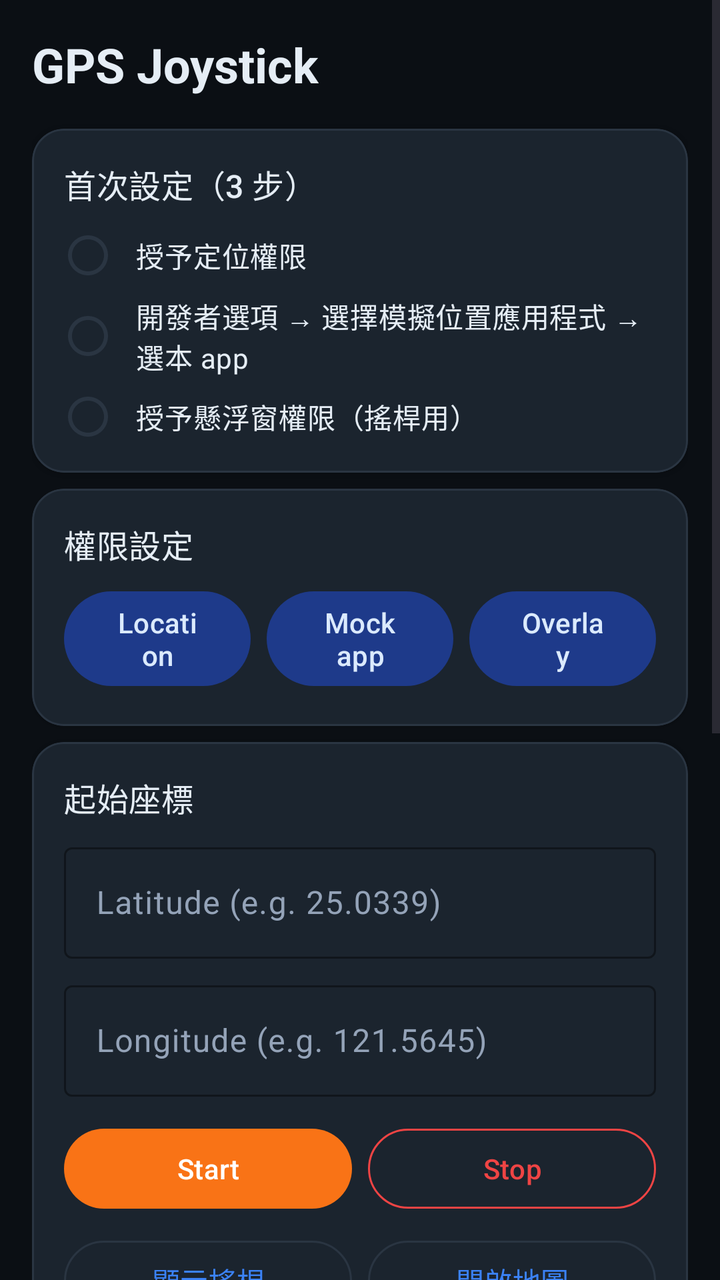
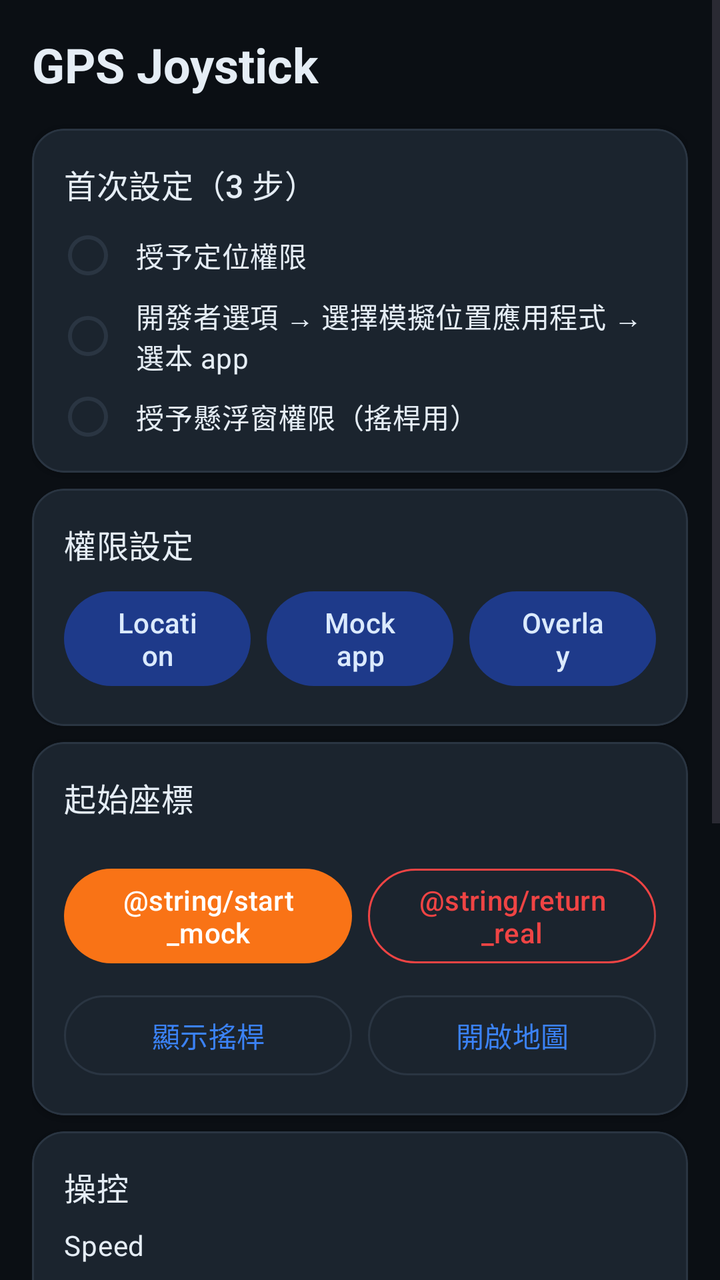

Before-and-after screenshots of an Android layout around one commit, followed by the original layout XML and the change that was made.
<!-- AndroidManifest.xml: application theme Theme.GpsJoystick -->
<!-- res/layout/activity_main.xml -->
<?xml version="1.0" encoding="utf-8"?>
<ScrollView xmlns:android="http://schemas.android.com/apk/res/android"
    xmlns:app="http://schemas.android.com/apk/res-auto"
    android:layout_width="match_parent"
    android:layout_height="match_parent"
    android:background="?android:attr/colorBackground"
    android:fitsSystemWindows="true"
    android:clipToPadding="false">

    <LinearLayout
        android:layout_width="match_parent"
        android:layout_height="wrap_content"
        android:orientation="vertical"
        android:padding="16dp">

        <TextView
            android:layout_width="wrap_content"
            android:layout_height="wrap_content"
            android:text="@string/app_name"
            android:textAppearance="@style/TextAppearance.GpsJoystick.Headline"
            android:paddingBottom="8dp" />

        
        <com.google.android.material.card.MaterialCardView
            android:id="@+id/onboardingCard"
            style="@style/Widget.GpsJoystick.Card"
            android:layout_width="match_parent"
            android:layout_height="wrap_content"
            android:layout_marginTop="8dp">

            <LinearLayout
                android:layout_width="match_parent"
                android:layout_height="wrap_content"
                android:orientation="vertical">

                <TextView
                    android:id="@+id/onboardingTitle"
                    android:layout_width="match_parent"
                    android:layout_height="wrap_content"
                    android:text="@string/onboarding_title"
                    android:textAppearance="@style/TextAppearance.GpsJoystick.Title" />

                <LinearLayout
                    android:layout_width="match_parent"
                    android:layout_height="wrap_content"
                    android:orientation="horizontal"
                    android:gravity="center_vertical"
                    android:layout_marginTop="12dp">

                    <ImageView
                        android:id="@+id/stepIcon1"
                        android:layout_width="24dp"
                        android:layout_height="24dp"
                        android:src="@drawable/ic_step_todo"
                        android:contentDescription="@string/onboarding_step1" />

                    <TextView
                        android:layout_width="match_parent"
                        android:layout_height="wrap_content"
                        android:layout_marginStart="12dp"
                        android:text="@string/onboarding_step1"
                        android:textAppearance="@style/TextAppearance.GpsJoystick.Body" />
                </LinearLayout>

                <LinearLayout
                    android:layout_width="match_parent"
                    android:layout_height="wrap_content"
                    android:orientation="horizontal"
                    android:gravity="center_vertical"
                    android:layout_marginTop="8dp">

                    <ImageView
                        android:id="@+id/stepIcon2"
                        android:layout_width="24dp"
                        android:layout_height="24dp"
                        android:src="@drawable/ic_step_todo"
                        android:contentDescription="@string/onboarding_step2" />

                    <TextView
                        android:layout_width="match_parent"
                        android:layout_height="wrap_content"
                        android:layout_marginStart="12dp"
                        android:text="@string/onboarding_step2"
                        android:textAppearance="@style/TextAppearance.GpsJoystick.Body" />
                </LinearLayout>

                <LinearLayout
                    android:layout_width="match_parent"
                    android:layout_height="wrap_content"
                    android:orientation="horizontal"
                    android:gravity="center_vertical"
                    android:layout_marginTop="8dp">

                    <ImageView
                        android:id="@+id/stepIcon3"
                        android:layout_width="24dp"
                        android:layout_height="24dp"
                        android:src="@drawable/ic_step_todo"
                        android:contentDescription="@string/onboarding_step3" />

                    <TextView
                        android:layout_width="match_parent"
                        android:layout_height="wrap_content"
                        android:layout_marginStart="12dp"
                        android:text="@string/onboarding_step3"
                        android:textAppearance="@style/TextAppearance.GpsJoystick.Body" />
                </LinearLayout>
            </LinearLayout>
        </com.google.android.material.card.MaterialCardView>

        
        <com.google.android.material.card.MaterialCardView
            style="@style/Widget.GpsJoystick.Card"
            android:layout_width="match_parent"
            android:layout_height="wrap_content"
            android:layout_marginTop="8dp">

            <LinearLayout
                android:layout_width="match_parent"
                android:layout_height="wrap_content"
                android:orientation="vertical">

                <TextView
                    android:layout_width="match_parent"
                    android:layout_height="wrap_content"
                    android:text="@string/section_permissions"
                    android:textAppearance="@style/TextAppearance.GpsJoystick.Title"
                    android:paddingBottom="8dp" />

                <LinearLayout
                    android:layout_width="match_parent"
                    android:layout_height="wrap_content"
                    android:orientation="horizontal">

                    <com.google.android.material.button.MaterialButton
                        android:id="@+id/btnGrantLocation"
                        style="@style/Widget.GpsJoystick.Button.Tonal"
                        android:layout_width="0dp"
                        android:layout_height="wrap_content"
                        android:layout_weight="1"
                        android:layout_marginEnd="4dp"
                        android:text="@string/grant_location" />

                    <com.google.android.material.button.MaterialButton
                        android:id="@+id/btnSetMockApp"
                        style="@style/Widget.GpsJoystick.Button.Tonal"
                        android:layout_width="0dp"
                        android:layout_height="wrap_content"
                        android:layout_weight="1"
                        android:layout_marginStart="4dp"
                        android:layout_marginEnd="4dp"
                        android:text="@string/set_mock_app" />

                    <com.google.android.material.button.MaterialButton
                        android:id="@+id/btnGrantOverlay"
                        style="@style/Widget.GpsJoystick.Button.Tonal"
                        android:layout_width="0dp"
                        android:layout_height="wrap_content"
                        android:layout_weight="1"
                        android:layout_marginStart="4dp"
                        android:text="@string/grant_overlay" />
                </LinearLayout>
            </LinearLayout>
        </com.google.android.material.card.MaterialCardView>

        
        <com.google.android.material.card.MaterialCardView
            style="@style/Widget.GpsJoystick.Card"
            android:layout_width="match_parent"
            android:layout_height="wrap_content"
            android:layout_marginTop="8dp">

            <LinearLayout
                android:layout_width="match_parent"
                android:layout_height="wrap_content"
                android:orientation="vertical">

                <TextView
                    android:layout_width="match_parent"
                    android:layout_height="wrap_content"
                    android:text="@string/section_position"
                    android:textAppearance="@style/TextAppearance.GpsJoystick.Title"
                    android:paddingBottom="8dp" />

                <com.google.android.material.textfield.TextInputLayout
                    style="@style/Widget.GpsJoystick.TextInputLayout"
                    android:layout_width="match_parent"
                    android:layout_height="wrap_content"
                    android:hint="@string/hint_lat">

                    <com.google.android.material.textfield.TextInputEditText
                        android:id="@+id/inputLat"
                        android:layout_width="match_parent"
                        android:layout_height="wrap_content"
                        android:inputType="numberDecimal|numberSigned"
                        android:importantForAutofill="no" />
                </com.google.android.material.textfield.TextInputLayout>

                <com.google.android.material.textfield.TextInputLayout
                    style="@style/Widget.GpsJoystick.TextInputLayout"
                    android:layout_width="match_parent"
                    android:layout_height="wrap_content"
                    android:layout_marginTop="8dp"
                    android:hint="@string/hint_lng">

                    <com.google.android.material.textfield.TextInputEditText
                        android:id="@+id/inputLng"
                        android:layout_width="match_parent"
                        android:layout_height="wrap_content"
                        android:inputType="numberDecimal|numberSigned"
                        android:importantForAutofill="no" />
                </com.google.android.material.textfield.TextInputLayout>

                <TextView
                    android:id="@+id/errorText"
                    android:layout_width="match_parent"
                    android:layout_height="wrap_content"
                    android:textColor="@color/brand_error"
                    android:textAppearance="@style/TextAppearance.GpsJoystick.Body"
                    android:layout_marginTop="8dp"
                    android:visibility="gone" />

                <LinearLayout
                    android:layout_width="match_parent"
                    android:layout_height="wrap_content"
                    android:orientation="horizontal"
                    android:layout_marginTop="12dp">

                    <com.google.android.material.button.MaterialButton
                        android:id="@+id/btnStart"
                        style="@style/Widget.GpsJoystick.Button.Cta"
                        android:layout_width="0dp"
                        android:layout_height="wrap_content"
                        android:layout_weight="1"
                        android:layout_marginEnd="4dp"
                        android:text="@string/start" />

                    <com.google.android.material.button.MaterialButton
                        android:id="@+id/btnStop"
                        style="@style/Widget.GpsJoystick.Button.Destructive"
                        android:layout_width="0dp"
                        android:layout_height="wrap_content"
                        android:layout_weight="1"
                        android:layout_marginStart="4dp"
                        android:text="@string/stop" />
                </LinearLayout>

                <LinearLayout
                    android:layout_width="match_parent"
                    android:layout_height="wrap_content"
                    android:orientation="horizontal"
                    android:layout_marginTop="8dp">

                    <com.google.android.material.button.MaterialButton
                        android:id="@+id/btnToggleOverlay"
                        style="@style/Widget.GpsJoystick.Button.Outlined"
                        android:layout_width="0dp"
                        android:layout_height="wrap_content"
                        android:layout_weight="1"
                        android:layout_marginEnd="4dp"
                        android:text="@string/show_overlay" />

                    <com.google.android.material.button.MaterialButton
                        android:id="@+id/btnOpenMap"
                        style="@style/Widget.GpsJoystick.Button.Outlined"
                        android:layout_width="0dp"
                        android:layout_height="wrap_content"
                        android:layout_weight="1"
                        android:layout_marginStart="4dp"
                        android:text="@string/open_map" />
                </LinearLayout>
            </LinearLayout>
        </com.google.android.material.card.MaterialCardView>

        
        <com.google.android.material.card.MaterialCardView
            style="@style/Widget.GpsJoystick.Card"
            android:layout_width="match_parent"
            android:layout_height="wrap_content"
            android:layout_marginTop="8dp">

            <LinearLayout
                android:layout_width="match_parent"
                android:layout_height="wrap_content"
                android:orientation="vertical">

                <TextView
                    android:layout_width="match_parent"
                    android:layout_height="wrap_content"
                    android:text="@string/section_controls"
                    android:textAppearance="@style/TextAppearance.GpsJoystick.Title" />

                <TextView
                    android:id="@+id/speedLabel"
                    android:layout_width="match_parent"
                    android:layout_height="wrap_content"
                    android:layout_marginTop="8dp"
                    android:fontFeatureSettings="tnum"
                    android:text="@string/speed_label"
                    android:textAppearance="@style/TextAppearance.GpsJoystick.Body" />

                <SeekBar
                    android:id="@+id/speedSeek"
                    android:layout_width="match_parent"
                    android:layout_height="wrap_content"
                    android:minHeight="48dp"
                    android:max="29" />

                <TextView
                    android:layout_width="match_parent"
                    android:layout_height="wrap_content"
                    android:layout_marginTop="8dp"
                    android:text="@string/direction_label"
                    android:textAppearance="@style/TextAppearance.GpsJoystick.Label" />

                <com.google.android.material.button.MaterialButton
                    android:id="@+id/btnNorth"
                    style="@style/Widget.GpsJoystick.Button.Tonal"
                    android:layout_width="120dp"
                    android:layout_height="wrap_content"
                    android:layout_gravity="center_horizontal"
                    android:layout_marginTop="8dp"
                    android:text="@string/dir_n" />

                <LinearLayout
                    android:layout_width="wrap_content"
                    android:layout_height="wrap_content"
                    android:layout_gravity="center_horizontal"
                    android:orientation="horizontal"
                    android:layout_marginTop="8dp">

                    <com.google.android.material.button.MaterialButton
                        android:id="@+id/btnWest"
                        style="@style/Widget.GpsJoystick.Button.Tonal"
                        android:layout_width="108dp"
                        android:layout_height="wrap_content"
                        android:layout_marginEnd="4dp"
                        android:text="@string/dir_w" />

                    <com.google.android.material.button.MaterialButton
                        android:id="@+id/btnHold"
                        style="@style/Widget.GpsJoystick.Button.Outlined"
                        android:layout_width="108dp"
                        android:layout_height="wrap_content"
                        android:layout_marginStart="4dp"
                        android:layout_marginEnd="4dp"
                        android:text="@string/dir_hold" />

                    <com.google.android.material.button.MaterialButton
                        android:id="@+id/btnEast"
                        style="@style/Widget.GpsJoystick.Button.Tonal"
                        android:layout_width="108dp"
                        android:layout_height="wrap_content"
                        android:layout_marginStart="4dp"
                        android:text="@string/dir_e" />
                </LinearLayout>

                <com.google.android.material.button.MaterialButton
                    android:id="@+id/btnSouth"
                    style="@style/Widget.GpsJoystick.Button.Tonal"
                    android:layout_width="120dp"
                    android:layout_height="wrap_content"
                    android:layout_gravity="center_horizontal"
                    android:layout_marginTop="8dp"
                    android:text="@string/dir_s" />
            </LinearLayout>
        </com.google.android.material.card.MaterialCardView>

        
        <com.google.android.material.card.MaterialCardView
            style="@style/Widget.GpsJoystick.Card"
            android:layout_width="match_parent"
            android:layout_height="wrap_content"
            android:layout_marginTop="8dp">

            <LinearLayout
                android:layout_width="match_parent"
                android:layout_height="wrap_content"
                android:orientation="vertical">

                <TextView
                    android:layout_width="match_parent"
                    android:layout_height="wrap_content"
                    android:text="@string/section_status"
                    android:textAppearance="@style/TextAppearance.GpsJoystick.Title"
                    android:paddingBottom="8dp" />

                <TextView
                    android:id="@+id/statusText"
                    android:layout_width="match_parent"
                    android:layout_height="wrap_content"
                    android:fontFeatureSettings="tnum"
                    android:textAppearance="@style/TextAppearance.GpsJoystick.Mono" />
            </LinearLayout>
        </com.google.android.material.card.MaterialCardView>
    </LinearLayout>
</ScrollView>
<!-- resources referenced by this layout -->
<resources>
  <color name="brand_error">#EF4444</color>
  <string name="app_name">GPS Joystick</string>
  <string name="dir_e">E</string>
  <string name="dir_hold">HOLD</string>
  <string name="dir_n">N</string>
  <string name="dir_s">S</string>
  <string name="dir_w">W</string>
  <string name="direction_label">Direction</string>
  <string name="grant_location">Location</string>
  <string name="grant_overlay">Overlay</string>
  <string name="hint_lat">Latitude (e.g. 25.0339)</string>
  <string name="hint_lng">Longitude (e.g. 121.5645)</string>
  <string name="onboarding_step1">授予定位權限</string>
  <string name="onboarding_step2">開發者選項 → 選擇模擬位置應用程式 → 選本 app</string>
  <string name="onboarding_step3">授予懸浮窗權限（搖桿用）</string>
  <string name="onboarding_title">首次設定（3 步）</string>
  <string name="open_map">開啟地圖</string>
  <string name="section_controls">操控</string>
  <string name="section_permissions">權限設定</string>
  <string name="section_position">起始座標</string>
  <string name="section_status">狀態</string>
  <string name="set_mock_app">Mock app</string>
  <string name="show_overlay">顯示搖桿</string>
  <string name="speed_label">Speed</string>
  <string name="start">Start</string>
  <string name="stop">Stop</string>
  <style name="TextAppearance.GpsJoystick.Body" parent="TextAppearance.Material3.BodyMedium">
          <item name="android:textColor">@color/on_surface</item>
      </style>
  <style name="TextAppearance.GpsJoystick.Headline" parent="TextAppearance.Material3.HeadlineSmall">
          <item name="android:textStyle">bold</item>
          <item name="android:textColor">@color/on_surface</item>
      </style>
  <style name="TextAppearance.GpsJoystick.Label" parent="TextAppearance.Material3.LabelLarge">
          <item name="android:textColor">@color/on_surface_variant</item>
      </style>
  <style name="TextAppearance.GpsJoystick.Mono" parent="TextAppearance.Material3.BodySmall">
          <item name="android:fontFamily">monospace</item>
          <item name="android:textColor">@color/on_surface_variant</item>
      </style>
  <style name="TextAppearance.GpsJoystick.Title" parent="TextAppearance.Material3.TitleMedium">
          <item name="android:textColor">@color/on_surface</item>
      </style>
  <style name="Widget.GpsJoystick.Button.Cta" parent="Widget.Material3.Button">
          <item name="backgroundTint">@color/brand_tertiary</item>
          <item name="android:textColor">@color/on_tertiary</item>
          <item name="iconTint">@color/on_tertiary</item>
          <item name="android:minHeight">48dp</item>
      </style>
  <style name="Widget.GpsJoystick.Button.Outlined" parent="Widget.Material3.Button.OutlinedButton">
          <item name="android:minHeight">48dp</item>
      </style>
  <style name="Widget.GpsJoystick.Button.Tonal" parent="Widget.Material3.Button.TonalButton">
          <item name="android:minHeight">48dp</item>
      </style>
  <style name="Widget.GpsJoystick.TextInputLayout" parent="Widget.Material3.TextInputLayout.OutlinedBox">
          <item name="boxStrokeColor">@color/brand_primary</item>
          <item name="hintTextColor">@color/on_surface_variant</item>
      </style>
  <color name="outline">#2A3542</color>
  <color name="on_surface">#E5EDF5</color>
  <color name="on_surface_variant">#94A3B8</color>
  <color name="brand_tertiary">#F97316</color>
  <color name="on_tertiary">#FFFFFF</color>
  <color name="surface_variant">#1B242E</color>
  <color name="brand_primary">#3B82F6</color>
  <color name="on_primary">#FFFFFF</color>
  <color name="primary_container">#1E3A8A</color>
  <color name="on_primary_container">#DBEAFE</color>
  <color name="on_error">#FFFFFF</color>
  <color name="bg_oled">#0B0F14</color>
  <color name="surface">#131A22</color>
  <!-- unchanged entries left out for length: 4 -->
</resources>

<!-- the commit's change to res/layout/activity_main.xml (unified diff, before → after) -->
@@ -182,35 +182,6 @@
                     android:textAppearance="@style/TextAppearance.GpsJoystick.Title"
                     android:paddingBottom="8dp" />
 
-                <com.google.android.material.textfield.TextInputLayout
-                    style="@style/Widget.GpsJoystick.TextInputLayout"
-                    android:layout_width="match_parent"
-                    android:layout_height="wrap_content"
-                    android:hint="@string/hint_lat">
-
-                    <com.google.android.material.textfield.TextInputEditText
-                        android:id="@+id/inputLat"
-                        android:layout_width="match_parent"
-                        android:layout_height="wrap_content"
-                        android:inputType="numberDecimal|numberSigned"
-                        android:importantForAutofill="no" />
-                </com.google.android.material.textfield.TextInputLayout>
-
-                <com.google.android.material.textfield.TextInputLayout
-                    style="@style/Widget.GpsJoystick.TextInputLayout"
-                    android:layout_width="match_parent"
-                    android:layout_height="wrap_content"
-                    android:layout_marginTop="8dp"
-                    android:hint="@string/hint_lng">
-
-                    <com.google.android.material.textfield.TextInputEditText
-                        android:id="@+id/inputLng"
-                        android:layout_width="match_parent"
-                        android:layout_height="wrap_content"
-                        android:inputType="numberDecimal|numberSigned"
-                        android:importantForAutofill="no" />
-                </com.google.android.material.textfield.TextInputLayout>
-
                 <TextView
                     android:id="@+id/errorText"
                     android:layout_width="match_parent"
@@ -233,7 +204,7 @@
                         android:layout_height="wrap_content"
                         android:layout_weight="1"
                         android:layout_marginEnd="4dp"
-                        android:text="@string/start" />
+                        android:text="@string/start_mock" />
 
                     <com.google.android.material.button.MaterialButton
                         android:id="@+id/btnStop"
@@ -242,7 +213,7 @@
                         android:layout_height="wrap_content"
                         android:layout_weight="1"
                         android:layout_marginStart="4dp"
-                        android:text="@string/stop" />
+                        android:text="@string/return_real" />
                 </LinearLayout>
 
                 <LinearLayout
<!-- resource entries referenced after the edit -->
@@ -10,8 +10,6 @@
   <string name="direction_label">Direction</string>
   <string name="grant_location">Location</string>
   <string name="grant_overlay">Overlay</string>
-  <string name="hint_lat">Latitude (e.g. 25.0339)</string>
-  <string name="hint_lng">Longitude (e.g. 121.5645)</string>
   <string name="onboarding_step1">授予定位權限</string>
   <string name="onboarding_step2">開發者選項 → 選擇模擬位置應用程式 → 選本 app</string>
   <string name="onboarding_step3">授予懸浮窗權限（搖桿用）</string>
@@ -24,8 +22,6 @@
   <string name="set_mock_app">Mock app</string>
   <string name="show_overlay">顯示搖桿</string>
   <string name="speed_label">Speed</string>
-  <string name="start">Start</string>
-  <string name="stop">Stop</string>
   <style name="TextAppearance.GpsJoystick.Body" parent="TextAppearance.Material3.BodyMedium">
           <item name="android:textColor">@color/on_surface</item>
       </style>
@@ -55,10 +51,6 @@
   <style name="Widget.GpsJoystick.Button.Tonal" parent="Widget.Material3.Button.TonalButton">
           <item name="android:minHeight">48dp</item>
       </style>
-  <style name="Widget.GpsJoystick.TextInputLayout" parent="Widget.Material3.TextInputLayout.OutlinedBox">
-          <item name="boxStrokeColor">@color/brand_primary</item>
-          <item name="hintTextColor">@color/on_surface_variant</item>
-      </style>
   <color name="outline">#2A3542</color>
   <color name="on_surface">#E5EDF5</color>
   <color name="on_surface_variant">#94A3B8</color>
